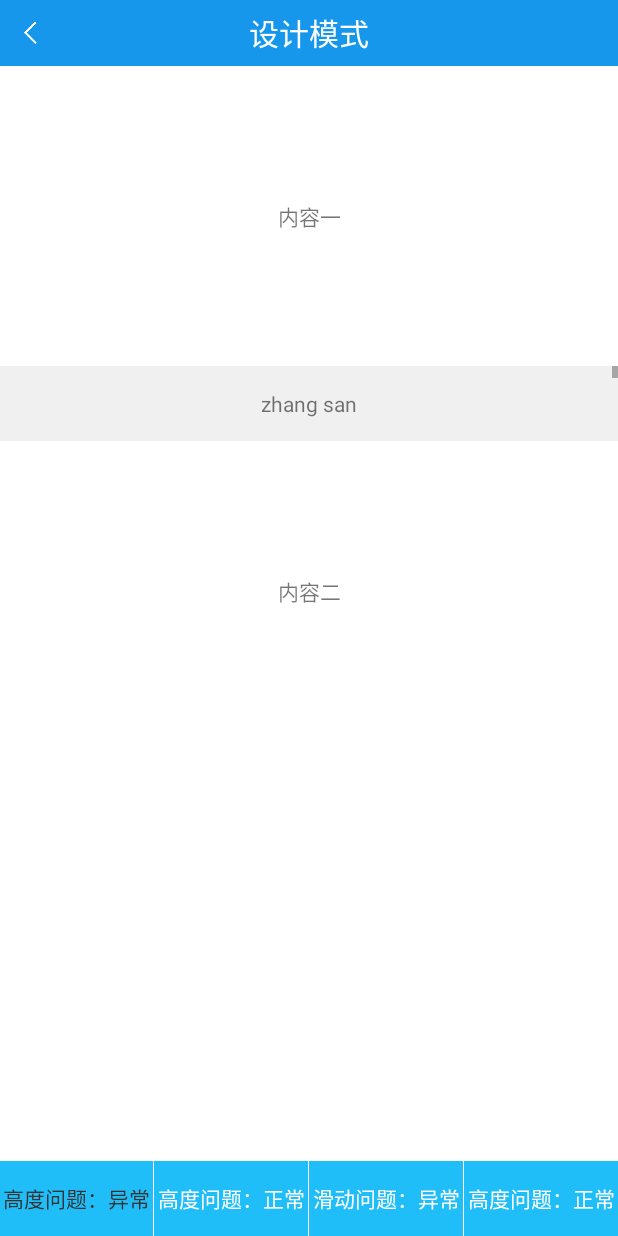
After one commit to wellcao/InterviewQuestion, an Android app: the fragment TouchDispatchFragment placed in its activity, on a phone screen of 412 x 824 dp. The commit adds this screen. Run offline under Robolectric (Android 15) with nearby library versions, the phone set to English and light mode, and no system bars; libraries missing offline, so code that uses them is left out: android.test.suitebuilder.

Commit message:
add: ScrollView嵌套Listview问题

```diff
--- /dev/null
+++ b/app/src/main/java/wellcao/com/myresume/touchdispatch/TouchDispatchAdapter.java
@@ -0,0 +1,63 @@
+package wellcao.com.myresume.touchdispatch;
+
+import android.content.Context;
+import android.view.LayoutInflater;
+import android.view.View;
+import android.view.ViewGroup;
+import android.widget.BaseAdapter;
+import android.widget.TextView;
+
+import java.util.List;
+
+import wellcao.com.myresume.R;
+import wellcao.com.myresume.base.BaseFragment;
+
+/**
+ * Created by hhc on 2019/04/14 0014.
+ * email: haochafeiming@gmail.com
+ * mobile: 132****3466
+ */
+
+public class TouchDispatchAdapter extends BaseAdapter{
+
+    private List<String> mList;
+    private Context mContext;
+    private LayoutInflater mInflater;
+    private int totalHeight = 0;
+    private int count =0;
+
+    public TouchDispatchAdapter(Context context, List<String> list){
+        mContext = context;
+        mList = list;
+        mInflater = LayoutInflater.from(mContext);
+    }
+
+    @Override
+    public int getCount() {
+        return mList==null?0:mList.size();
+    }
+
+    @Override
+    public String getItem(int i) {
+        return mList.get(i);
+    }
+
+    @Override
+    public long getItemId(int i) {
+        return i;
+    }
+
+    @Override
+    public View getView(int positon,
+                        View view, ViewGroup viewGroup) {
+        if (view == null){
+            view = mInflater.inflate(R.layout.item_touch_dispatch,viewGroup,false);
+        }
+        view.measure(0,0);
+        totalHeight += view.getMeasuredHeight();
+        count++;
+        TextView textView = view.findViewById(R.id.tv_item_touch_dispatch);
+        textView.setText(mList.get(positon));
+        return view;
+    }
+}
--- /dev/null
+++ b/app/src/main/java/wellcao/com/myresume/touchdispatch/TouchDispatchFragment.java
@@ -0,0 +1,157 @@
+package wellcao.com.myresume.touchdispatch;
+
+import android.graphics.Color;
+import android.view.View;
+import android.view.ViewGroup;
+import android.widget.ListView;
+import android.widget.TextView;
+
+import java.util.ArrayList;
+import java.util.List;
+
+import wellcao.com.myresume.R;
+import wellcao.com.myresume.base.BaseFragment;
+
+/**
+ * Created by hhc on 2019/04/14 0014.
+ * email: haochafeiming@gmail.com
+ * mobile: 132****3466
+ *
+ * point:  ScrollView嵌套ListView问题
+ *  ①.  ListView只显示第一个条目内容
+ *       solution 1:  重写ListView的onMeaure()，设置测量方式为At_Most
+ *       solution 2:  动态指定ListView的高度  ( 这种方式必须用LinearLayout包裹住ListView，这样设置才会有效 )
+ *
+ *  ②.  动态设定ListView的高度解决只显示第一个条目的问题后，发现ListView滑不动
+ *       solution 1:  外部拦截法  ListScrollView
+ *                    未处理的情况下   dispatchTouchEvent()  :true  - >  onInterceptTouchEvent() :  false   ->  onTouchEvent()  :  true
+ *
+ *                    这里我们只需要
+ */
+
+public class TouchDispatchFragment extends BaseFragment implements View.OnClickListener{
+
+    private ConsumerListView listView;
+    private List<String> mDatas = new ArrayList<>();
+    private TouchDispatchAdapter mAdapter;
+   // private ScrollView scrollView;
+    private ListScrollView scrollView;
+
+    @Override
+    public void onClick(View view) {
+        int id = view.getId();
+        switch (id){
+            case R.id.tv_problem_lv_height:
+                eventType = EVENT_TYPE.PROBLEM_LV_HEIGHT.ordinal();
+                break;
+            case R.id.tv_solution_lv_height:
+                eventType = EVENT_TYPE.SOLUTION_LV_HEIGHT.ordinal();
+                break;
+            case R.id.tv_problem_touch_conflict:
+                eventType = EVENT_TYPE.PROBLEM_TOUCH_CONFLICT.ordinal();
+                break;
+            case R.id.tv_solution_touch_conflict:
+                eventType = EVENT_TYPE.SOLUTION_TOUCH_CONFLECT.ordinal();
+                break;
+            default:
+                break;
+        }
+        tvProLvHeight.setTextColor(Color.WHITE);
+        tvSoLvHeight.setTextColor(Color.WHITE);
+        tvProTouConflict.setTextColor(Color.WHITE);
+        tvSoTouConflict.setTextColor(Color.WHITE);
+        if (view instanceof TextView){
+            ((TextView) view).setTextColor(Color.parseColor("#333333"));
+        }
+        doSometing();
+    }
+    private int eventType;
+
+    private TextView tvProLvHeight,tvSoLvHeight,tvProTouConflict, tvSoTouConflict;
+
+
+    @Override
+    protected int getFragmentLayout() {
+        return R.layout.fragment_touch_dispatch;
+    }
+
+    @Override
+    protected void initView(View v) {
+        listView = v.findViewById(R.id.lv_touch_dispatch);
+        scrollView = v.findViewById(R.id.scrollView);
+        tvProLvHeight = v.findViewById(R.id.tv_problem_lv_height);
+        tvSoLvHeight = v.findViewById(R.id.tv_solution_lv_height);
+        tvProTouConflict = v.findViewById(R.id.tv_problem_touch_conflict);
+        tvSoTouConflict = v.findViewById(R.id.tv_solution_touch_conflict);
+        scrollView.setListView(listView);
+        tvProLvHeight.setTextColor(Color.parseColor("#333333"));
+    }
+
+    @Override
+    protected void initData() {
+        for (int i=0;i<10;i++){
+            mDatas.add("zhang san");
+            mDatas.add("li si");
+            mDatas.add("wang wu ma zi");
+            mDatas.add("qian qi");
+        }
+        mAdapter = new TouchDispatchAdapter(getContext(), mDatas);
+        listView.setAdapter(mAdapter);
+        //setListViewHeightBasedOnChildren(listView);
+    }
+
+    @Override
+    protected void initListener() {
+        tvProLvHeight.setOnClickListener(this);
+        tvSoLvHeight.setOnClickListener(this);
+        tvProTouConflict.setOnClickListener(this);
+        tvSoTouConflict.setOnClickListener(this);
+    }
+
+    public void setListViewHeightBasedOnChildren() {
+        // 获取ListView对应的Adapter
+        int totalHeight = 0;
+        for (int i = 0, len = mAdapter.getCount(); i < len; i++) {
+            // listAdapter.getCount()返回数据项的数目
+            View listItem = mAdapter.getView(i, null, listView);
+            // 计算子项View 的宽高
+            listItem.measure(0, 0);
+            // 统计所有子项的总高度
+            totalHeight += listItem.getMeasuredHeight();
+        }
+        ViewGroup.LayoutParams params = listView.getLayoutParams();
+        if (eventType == EVENT_TYPE.SOLUTION_LV_HEIGHT.ordinal()){
+            params.height = totalHeight+ (listView.getDividerHeight() * (mAdapter.getCount() - 1));
+        }else {
+            params.height = 800;
+        }
+
+        // listView.getDividerHeight()获取子项间分隔符占用的高度
+        // params.height最后得到整个ListView完整显示需要的高度
+        listView.setLayoutParams(params);
+      /*  ViewGroup.LayoutParams layoutParams = scrollView.getLayoutParams();
+        layoutParams.height = params.height;
+        scrollView.setLayoutParams(layoutParams);*/
+    }
+
+    private void doSometing(){
+        if (eventType == EVENT_TYPE.PROBLEM_LV_HEIGHT.ordinal()){
+            //setListViewHeightBasedOnChildren();
+            listView.setAdapter(mAdapter);
+            scrollView.setTagOn(false);
+            listView.setTagOn(false);
+        }else if (eventType == EVENT_TYPE.SOLUTION_LV_HEIGHT.ordinal()){
+            setListViewHeightBasedOnChildren();
+            scrollView.setTagOn(false);
+            listView.setTagOn(false);
+        }else if (eventType == EVENT_TYPE.PROBLEM_TOUCH_CONFLICT.ordinal()){
+            setListViewHeightBasedOnChildren();
+            scrollView.setTagOn(false);
+            listView.setTagOn(false);
+        }else {
+            scrollView.setTagOn(true);
+            listView.setTagOn(true);
+            setListViewHeightBasedOnChildren();
+        }
+    }
+}
--- /dev/null
+++ b/app/src/main/res/layout/divider_horizental.xml
@@ -0,0 +1,5 @@
+<?xml version="1.0" encoding="utf-8"?>
+<View android:layout_width="0.5dp"
+    android:layout_height="match_parent"
+    android:background="@color/colorWhite"
+    xmlns:android="http://schemas.android.com/apk/res/android" />
--- /dev/null
+++ b/app/src/main/res/layout/divider_vertical.xml
@@ -0,0 +1,6 @@
+<?xml version="1.0" encoding="utf-8"?>
+<LinearLayout xmlns:android="http://schemas.android.com/apk/res/android"
+    android:orientation="vertical" android:layout_width="match_parent"
+    android:layout_height="match_parent">
+
+</LinearLayout>
--- a/app/src/main/res/layout/fragment_home.xml
+++ b/app/src/main/res/layout/fragment_home.xml
@@ -2,10 +2,12 @@
 <LinearLayout xmlns:android="http://schemas.android.com/apk/res/android"
     android:orientation="vertical"
     android:layout_width="match_parent"
-    android:layout_height="match_parent">
+    android:layout_height="match_parent"
+    android:background="@color/colorWhite">
     <android.support.v7.widget.RecyclerView
         android:id="@+id/rv_design_patterns"
         android:layout_width="match_parent"
-        android:layout_height="match_parent"
+        android:layout_height="0dp"
+        android:layout_weight="1"
         android:background="@color/colorWhite"/>
 </LinearLayout>
--- /dev/null
+++ b/app/src/main/res/layout/fragment_touch_dispatch.xml
@@ -0,0 +1,97 @@
+<?xml version="1.0" encoding="utf-8"?>
+<RelativeLayout xmlns:android="http://schemas.android.com/apk/res/android"
+    android:layout_width="match_parent"
+    android:layout_height="match_parent">
+  <!--  <ScrollView
+        android:id="@+id/scrollView"
+        android:layout_width="match_parent"
+        android:layout_height="wrap_content">-->
+    <wellcao.com.myresume.touchdispatch.ListScrollView
+        android:id="@+id/scrollView"
+        android:layout_width="match_parent"
+        android:layout_height="wrap_content">
+        <LinearLayout
+            android:layout_width="match_parent"
+            android:layout_height="wrap_content"
+            android:orientation="vertical">
+            <TextView
+                android:layout_width="match_parent"
+                android:layout_height="200dp"
+                android:gravity="center"
+                android:text="内容一"/>
+            <LinearLayout
+                android:layout_width="match_parent"
+                android:layout_height="wrap_content"
+                android:orientation="vertical">
+                <!--      <wellcao.com.myresume.touchdispatch.WrapContentListView
+                          android:id="@+id/lv_touch_dispatch"
+                          android:layout_width="match_parent"
+                          android:layout_height="600dp">
+                      </wellcao.com.myresume.touchdispatch.WrapContentListView>-->
+                <!--   <ListView
+                       android:id="@+id/lv_touch_dispatch"
+                       android:layout_width="match_parent"
+                       android:layout_height="wrap_content">
+                   </ListView>-->
+
+                <wellcao.com.myresume.touchdispatch.ConsumerListView
+                    android:id="@+id/lv_touch_dispatch"
+                    android:layout_width="match_parent"
+                    android:layout_height="wrap_content">
+                </wellcao.com.myresume.touchdispatch.ConsumerListView>
+            </LinearLayout>
+            <TextView
+                android:layout_width="match_parent"
+                android:layout_height="200dp"
+                android:gravity="center"
+                android:text="内容二"/>
+        </LinearLayout>
+<!--    </ScrollView>-->
+    </wellcao.com.myresume.touchdispatch.ListScrollView>
+    <LinearLayout
+        android:layout_width="match_parent"
+        android:layout_height="50dp"
+        android:layout_alignParentBottom="true"
+        android:background="@color/color_20BEF8"
+        android:orientation="horizontal">
+        <TextView
+            android:id="@+id/tv_problem_lv_height"
+            android:layout_width="0dp"
+            android:layout_height="match_parent"
+            android:layout_weight="1"
+            android:text="高度问题：异常"
+            android:gravity="center"
+            android:textSize="14dp"
+            android:textColor="@color/colorWhite"/>
+        <include layout="@layout/divider_horizental"/>
+        <TextView
+            android:id="@+id/tv_solution_lv_height"
+            android:layout_width="0dp"
+            android:layout_height="match_parent"
+            android:layout_weight="1"
+            android:text="高度问题：正常"
+            android:gravity="center"
+            android:textSize="14dp"
+            android:textColor="@color/colorWhite"/>
+        <include layout="@layout/divider_horizental"/>
+        <TextView
+            android:id="@+id/tv_problem_touch_conflict"
+            android:layout_width="0dp"
+            android:layout_height="match_parent"
+            android:layout_weight="1"
+            android:text="滑动问题：异常"
+            android:gravity="center"
+            android:textSize="14dp"
+            android:textColor="@color/colorWhite"/>
+        <include layout="@layout/divider_horizental"/>
+        <TextView
+            android:id="@+id/tv_solution_touch_conflict"
+            android:layout_width="0dp"
+            android:layout_height="match_parent"
+            android:layout_weight="1"
+            android:text="高度问题：正常"
+            android:gravity="center"
+            android:textSize="14dp"
+            android:textColor="@color/colorWhite"/>
+    </LinearLayout>
+</RelativeLayout>
--- /dev/null
+++ b/app/src/main/res/layout/item_touch_dispatch.xml
@@ -0,0 +1,12 @@
+<?xml version="1.0" encoding="utf-8"?>
+<LinearLayout xmlns:android="http://schemas.android.com/apk/res/android"
+    android:orientation="vertical" android:layout_width="match_parent"
+    android:layout_height="match_parent">
+    <TextView
+        android:id="@+id/tv_item_touch_dispatch"
+        android:layout_width="match_parent"
+        android:layout_height="50dp"
+        android:text="aaa"
+        android:gravity="center"
+        android:background="@color/color_F0F0F0"/>
+</LinearLayout>
```
Also changed, not shown: app/src/main/java/wellcao/com/myresume/fragment/HomeFragment.java (+21 -6 lines), app/src/main/java/wellcao/com/myresume/touchdispatch/ConsumerListView.java (added, +79 -0 lines), app/src/main/java/wellcao/com/myresume/touchdispatch/EVENT_TYPE.java (added, +14 -0 lines), app/src/main/java/wellcao/com/myresume/touchdispatch/ListScrollView.java (added, +106 -0 lines), app/src/main/java/wellcao/com/myresume/touchdispatch/WrapContentListView.java (added, +41 -0 lines), gradle.properties (+12 -9 lines), 1 other file.
